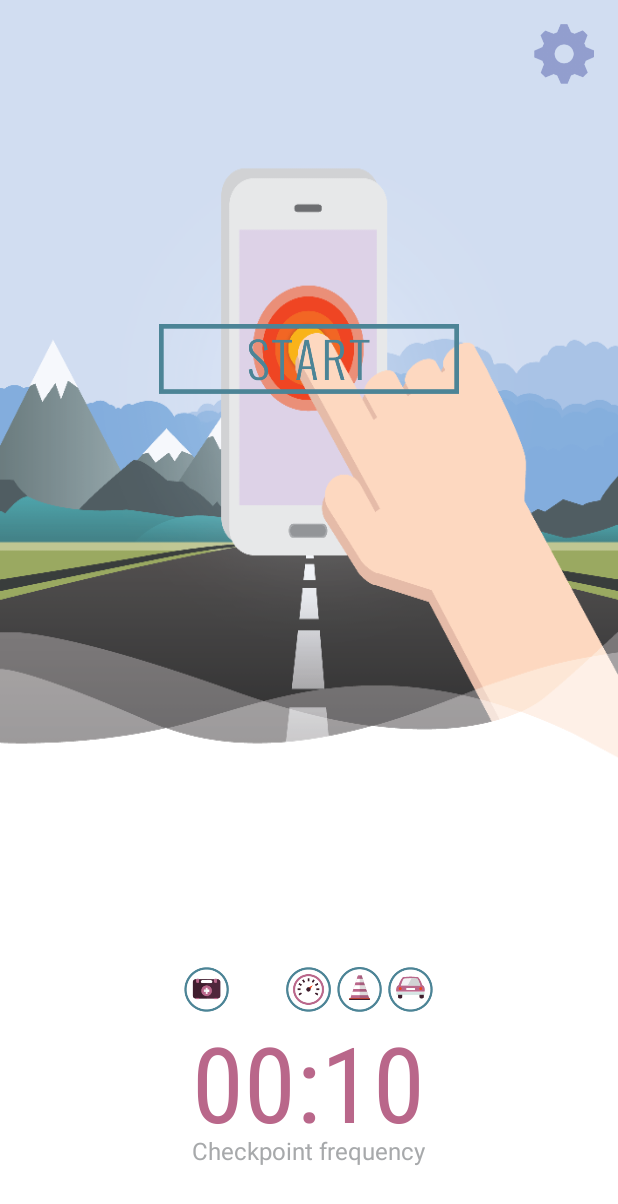
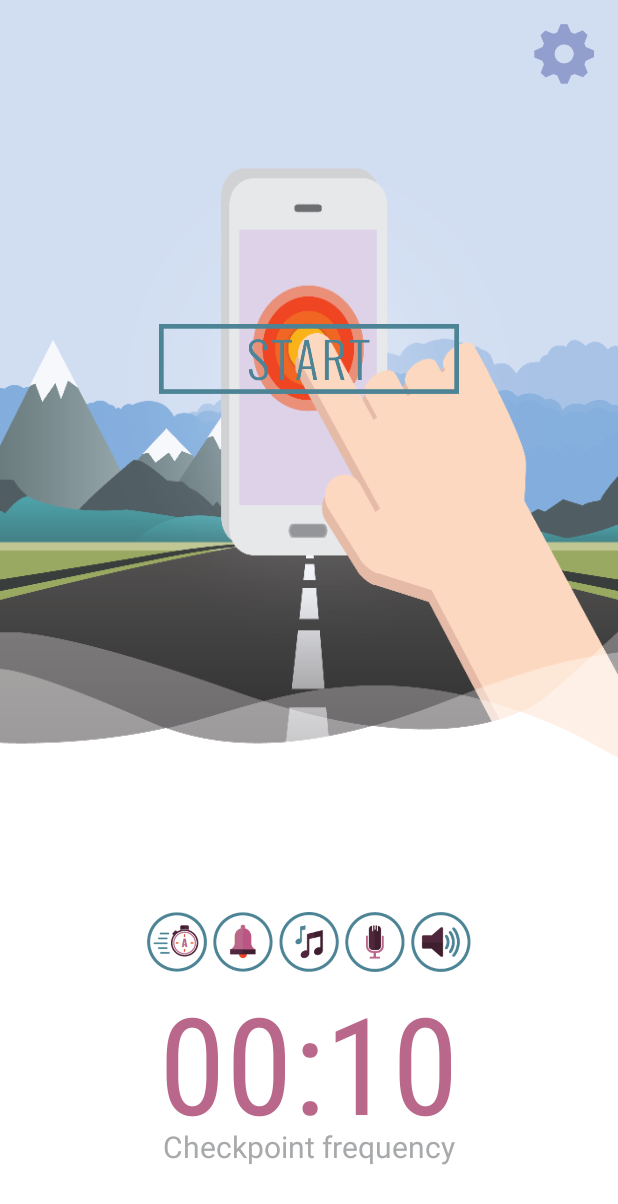
Before and after one commit to thammaknot/drivesafe, an Android app: the screen it shows after launch (MainActivity), on a phone screen of 412 x 824 dp. Shown: the top 1204 px of the screen. Run offline under Robolectric (Android 15) with nearby library versions, the phone set to English and light mode, and no system bars; libraries missing offline, so code that uses them is left out: com.google.android.gms.

Commit message:
basic framework setup

```diff
--- a/app/src/main/res/layout/activity_main.xml
+++ b/app/src/main/res/layout/activity_main.xml
@@ -33,7 +33,7 @@
 
     <TextView
         android:text="00:30"
-        android:textSize="70dp"
+        android:textSize="90dp"
         android:fontFamily="sans-serif-condensed"
         android:textColor="#B9678A"
         android:layout_width="wrap_content"
@@ -41,12 +41,13 @@
         android:layout_alignParentBottom="true"
         android:layout_centerHorizontal="true"
         android:layout_marginBottom="40dp"
+        android:onClick="showCheckpointFrequencyMenu"
         android:id="@+id/checkpointFrequencyDisplay" />
 
     <TextView
         android:text="@string/checkpoint_frequency_label"
         android:fontFamily="sans-serif"
-        android:textSize="16dp"
+        android:textSize="20dp"
         android:textColor="#A7A9AB"
         android:layout_width="wrap_content"
         android:layout_height="wrap_content"
@@ -57,41 +58,46 @@
 
     <LinearLayout
         android:orientation="horizontal"
-        android:layout_width="200dp"
-        android:layout_height="30dp"
+        android:layout_width="300dp"
+        android:layout_height="40dp"
         android:layout_above="@+id/checkpointFrequencyDisplay"
         android:layout_centerHorizontal="true"
         android:gravity="center"
         android:id="@+id/optionIconLayout">
         <ImageView
-            android:layout_width="30dp"
-            android:layout_height="30dp"
+            android:layout_width="40dp"
+            android:layout_height="40dp"
             android:layout_margin="2dp"
-            android:id="@+id/icon1"
-            android:background="@drawable/icon1"/>
+            android:id="@+id/adaptiveCheckpointFrequencIcon"
+            android:onClick="toggleAdaptiveCheckpointFrequency"
+            android:background="@drawable/adaptive_checkpoint_icon"/>
         <ImageView
-            android:layout_width="30dp"
-            android:layout_height="30dp"
+            android:layout_width="40dp"
+            android:layout_height="40dp"
             android:layout_margin="2dp"
-            android:id="@+id/icon2"
-            android:background="@drawable/icon2"/>
+            android:id="@+id/alertTypeIcon"
+            android:onClick="showAlertTypeMenu"
+            android:background="@drawable/alert_type_sound_icon"/>
         <ImageView
-            android:layout_width="30dp"
-            android:layout_height="30dp"
+            android:layout_width="40dp"
+            android:layout_height="40dp"
             android:layout_margin="2dp"
-            android:id="@+id/icon3"
-            android:background="@drawable/icon3"/>
+            android:id="@+id/selectToneIcon"
+            android:onClick="showToneSelectionMenu"
+            android:background="@drawable/select_tone_icon"/>
         <ImageView
-            android:layout_width="30dp"
-            android:layout_height="30dp"
+            android:layout_width="40dp"
+            android:layout_height="40dp"
             android:layout_margin="2dp"
-            android:id="@+id/icon4"
-            android:background="@drawable/icon4"/>
+            android:id="@+id/recordNewToneIcon"
+            android:onClick="showRecordNewToneMenu"
+            android:background="@drawable/record_new_tone_icon"/>
         <ImageView
-            android:layout_width="30dp"
-            android:layout_height="30dp"
+            android:layout_width="40dp"
+            android:layout_height="40dp"
             android:layout_margin="2dp"
-            android:id="@+id/icon5"
-            android:background="@drawable/icon5"/>
+            android:id="@+id/adaptiveLoudnessIcon"
+            android:onClick="toggleAdaptiveLoudness"
+            android:background="@drawable/adaptive_loudness_icon"/>
     </LinearLayout>
 </RelativeLayout>
```
Also changed, not shown: app/src/main/java/com/knottycode/drivesafe/MainActivity.java (+68 -10 lines), app/src/main/java/com/knottycode/drivesafe/SettingsActivity.java (+7 -5 lines), app/src/main/res/drawable/adaptive_checkpoint_icon.png (added), app/src/main/res/drawable/adaptive_loudness_icon.png (added), app/src/main/res/drawable/alert_type_sound_icon.png (added), app/src/main/res/drawable/record_new_tone_icon.png (added), app/src/main/res/drawable/select_tone_icon.png (added).
